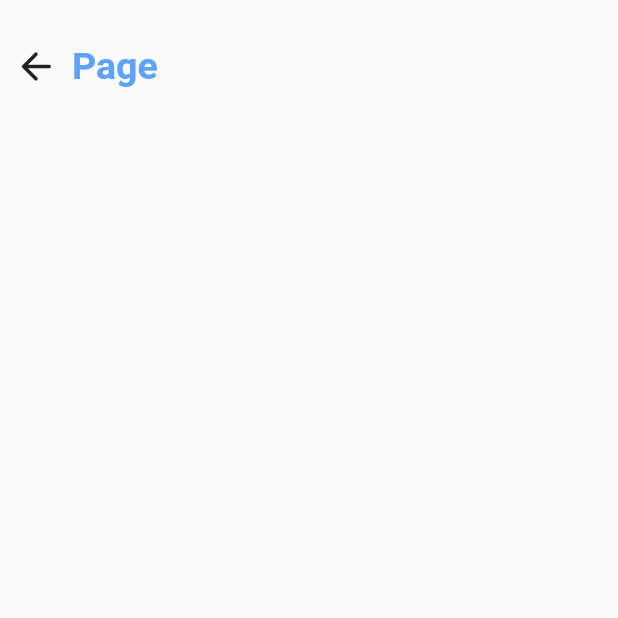
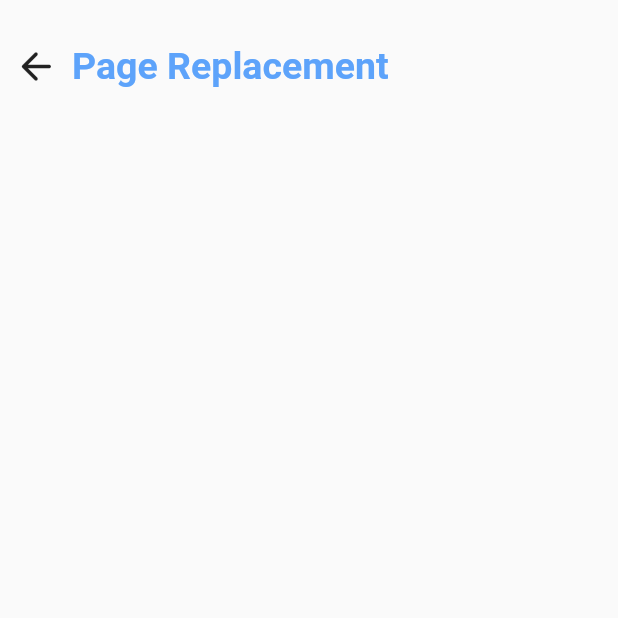
Before and after one commit to shashank1707/ProjectOS, a Flutter app: the screen it shows after launch, after a tap on "Page Replacement", on a phone screen of 412 x 824 dp, the top half of it. Run offline on Flutter 3.47's test engine with Material 2 defaults, Android fonts, the light colour scheme and no system bars.

Commit message:
Testing new branch

```diff
--- a/lib/screens/page/pageHome.dart
+++ b/lib/screens/page/pageHome.dart
@@ -22,7 +22,7 @@
                     Navigator.pop(context);
                   },
                 ),
-                Text("Page", style: TextStyle(fontSize: 25, fontWeight: FontWeight.bold, color: Color(0xFF5DA3FA)))
+                Text("Page Replacement", style: TextStyle(fontSize: 25, fontWeight: FontWeight.bold, color: Color(0xFF5DA3FA)))
               ],
             )
           ],
```
